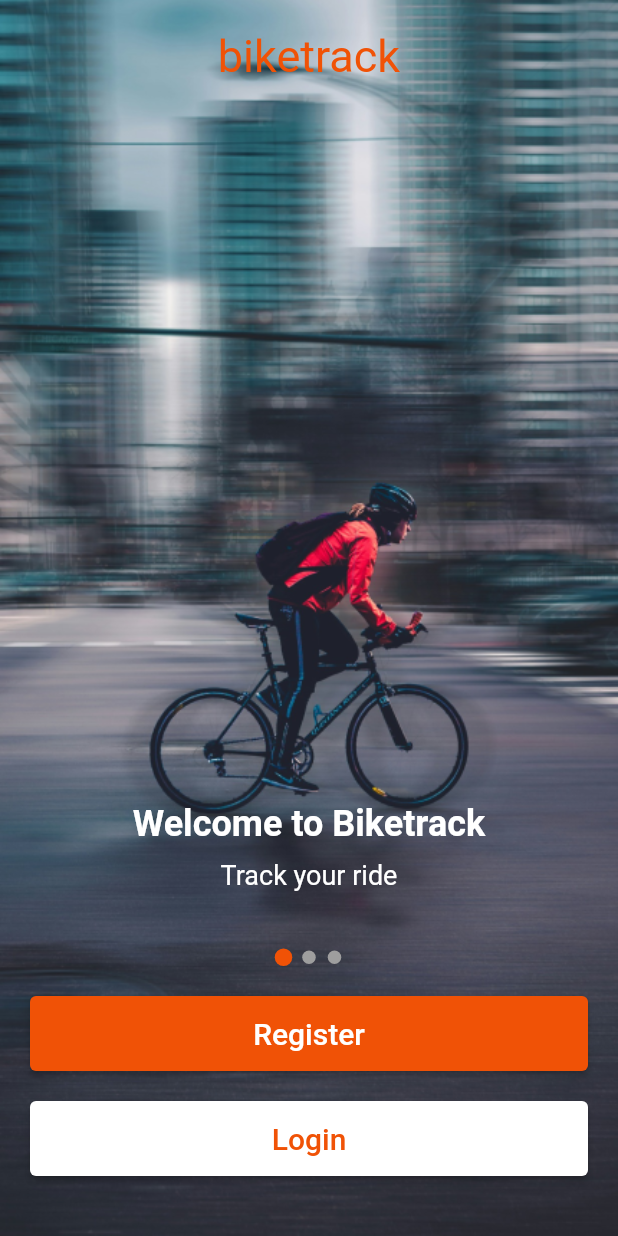
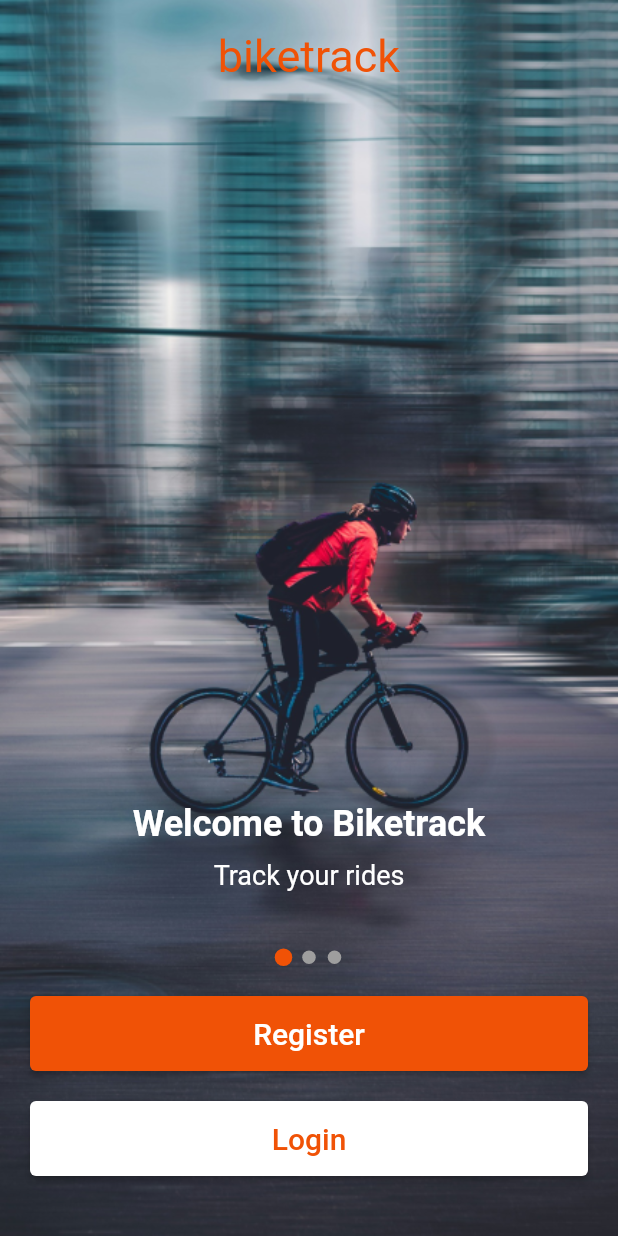
Before and after one commit to kamilawad/Bike-Track, a Flutter app: the screen it shows after launch, on a phone screen of 412 x 824 dp. Run offline on Flutter 3.47's test engine with Material 3 defaults, Android fonts, the light colour scheme and no system bars; drawn by our look-alikes of smooth_page_indicator; our stand-ins replace google_fonts; Roboto replaces fonts that are missing (Knewave).

Commit message:
frontend - add onboarding widget

```diff
--- a/mobile_flutter/lib/data/model/onboardingModel.dart
+++ b/mobile_flutter/lib/data/model/onboardingModel.dart
@@ -1,8 +1,8 @@
 class OnboardingModel {
   String title;
   String subTitle;
-  String image;
+  String imagePath;
   OnboardingModel(
-    {required this.title, required this.subTitle, required this.image}
+    {required this.title, required this.subTitle, required this.imagePath}
   );
 }
--- a/mobile_flutter/lib/data/static/onboardingdata.dart
+++ b/mobile_flutter/lib/data/static/onboardingdata.dart
@@ -4,18 +4,18 @@
     OnboardingModel(
       title: "Welcome to Biketrack",
       subTitle: "Track your rides",
-      image: "assets/onboarding1.png",
+      imagePath: "assets/onboarding2.png",
     ),
 
     OnboardingModel(
       title: "Welcome to Biketrack",
       subTitle: "Track your rides",
-      image: "assets/onboarding2.png",
+      imagePath: "assets/onboarding3.png",
     ),
 
     OnboardingModel(
       title: "Welcome to Biketrack",
       subTitle: "Track your rides",
-      image: "assets/onboarding2.png",
+      imagePath: "assets/onboarding1.png",
     ),
 ];
--- a/mobile_flutter/lib/screens/Onboarding/onboarding_screen.dart
+++ b/mobile_flutter/lib/screens/Onboarding/onboarding_screen.dart
@@ -1,5 +1,6 @@
 import 'package:flutter/material.dart';
-import 'package:google_fonts/google_fonts.dart';
+import 'package:mobile_flutter/data/static/onboardingdata.dart';
+import 'package:mobile_flutter/widgets/Onboarding/onboarding_widget.dart';
 import 'package:smooth_page_indicator/smooth_page_indicator.dart';
 
 class OnboardingScreen extends StatefulWidget {
@@ -21,96 +22,9 @@
             PageView(
               controller: _controller,
               children: [
-                Container(
-                  decoration: const BoxDecoration(
-                    image: DecorationImage(
-                      image: AssetImage("assets/onboarding2.png"),
-                      fit: BoxFit.cover,
-                    ),
-                  ),
-
-                  child: Column(
-                    mainAxisAlignment: MainAxisAlignment.spaceBetween,
-                    children: [
-                      Padding(
-                        padding: const EdgeInsets.only(top: 20),
-                        child: Text(
-                          'biketrack',
-                          style: GoogleFonts.knewave(
-                            fontSize: 30,
-                            color: const Color(0xFFF05206),
-                          ),
-                        ),
-                      ),
-                      Column(
-                        mainAxisAlignment: MainAxisAlignment.center,
-                        children: [
-                          const Text(
-                            "Welcome to Biketrack",
-                            style: TextStyle(
-                              fontSize: 24,
-                              fontWeight: FontWeight.bold,
-                              color: Colors.white,
-                            ),
-                          ),
-
-                          const SizedBox(height: 10),
-                          const Text(
-                            "Track your ride",
-                            style: TextStyle(
-                              fontSize: 18,
-                              color: Colors.white,
-                            ),
-                          ),
-
-                          const SizedBox(height: 70),
-                          ElevatedButton(
-                            onPressed: () {
-                              Navigator.of(context).popAndPushNamed("/signup");
-                            },
-                            style: ElevatedButton.styleFrom(
-                              minimumSize: Size(MediaQuery.of(context).size.width - 40, 50),
-                            ),
-                            child: const Text(
-                              "Register",
-                              style: TextStyle(
-                                fontSize: 20,
-                                fontWeight: FontWeight.w500,
-                              ),
-                            ),
-                          ),
-
-                          const SizedBox(height: 20),
-                          ElevatedButton(
-                            onPressed: () {
-                              Navigator.of(context).popAndPushNamed("/login");
-                            },
-                            style: ElevatedButton.styleFrom(
-                              minimumSize: Size(MediaQuery.of(context).size.width - 40, 50),
-                              backgroundColor: Colors.white,
-                            ),
-                            child: const Text(
-                              "Login",
-                              style: TextStyle(
-                                fontSize: 20,
-                                fontWeight: FontWeight.w500,
-                                color: Color(0xFFF05206),
-                              ),
-                            ),
-                          ),
-                          const SizedBox(height: 40),
-                        ],
-                      ),
-                    ],
-                  ),
-                ),
-
-                const Center(
-                  child: Text("page 2"),
-                ),
-                const Center(
-                  child: Text("page 3"),
-                ),
+                OnboardingWidget(model: onboarding[0]),
+                OnboardingWidget(model: onboarding[1]),
+                OnboardingWidget(model: onboarding[2]),
               ],
             ),
 
--- /dev/null
+++ b/mobile_flutter/lib/widgets/Onboarding/onboarding_widget.dart
@@ -0,0 +1,97 @@
+import 'package:flutter/material.dart';
+import 'package:google_fonts/google_fonts.dart';
+import 'package:mobile_flutter/data/model/onboardingModel.dart';
+
+class OnboardingWidget extends StatelessWidget {
+
+  final OnboardingModel model;
+
+  const OnboardingWidget({super.key, required this.model});
+
+  @override
+  Widget build(BuildContext context) {
+    return Container(
+      decoration: BoxDecoration(
+        image: DecorationImage(
+          image: AssetImage(model.imagePath),
+          fit: BoxFit.cover,
+        ),
+      ),
+
+      child: Column(
+        mainAxisAlignment: MainAxisAlignment.spaceBetween,
+        children: [
+          Padding(
+            padding: const EdgeInsets.only(top: 20),
+            child: Text(
+              'biketrack',
+              style: GoogleFonts.knewave(
+                fontSize: 30,
+                color: const Color(0xFFF05206),
+              ),
+            ),
+          ),
+          Column(
+            mainAxisAlignment: MainAxisAlignment.center,
+            children: [
+              Text(
+                model.title,
+                style: const TextStyle(
+                  fontSize: 24,
+                  fontWeight: FontWeight.bold,
+                  color: Colors.white,
+                ),
+              ),
+
+              const SizedBox(height: 10),
+              Text(
+                model.subTitle,
+                style: const TextStyle(
+                  fontSize: 18,
+                  color: Colors.white,
+                ),
+              ),
+
+              const SizedBox(height: 70),
+              ElevatedButton(
+                onPressed: () {
+                  Navigator.of(context).popAndPushNamed("/signup");
+                },
+                style: ElevatedButton.styleFrom(
+                  minimumSize: Size(MediaQuery.of(context).size.width - 40, 50),
+                ),
+                child: const Text(
+                  "Register",
+                  style: TextStyle(
+                    fontSize: 20,
+                    fontWeight: FontWeight.w500,
+                  ),
+                ),
+              ),
+
+              const SizedBox(height: 20),
+              ElevatedButton(
+                onPressed: () {
+                  Navigator.of(context).popAndPushNamed("/login");
+                },
+                style: ElevatedButton.styleFrom(
+                  minimumSize: Size(MediaQuery.of(context).size.width - 40, 50),
+                  backgroundColor: Colors.white,
+                ),
+                child: const Text(
+                  "Login",
+                  style: TextStyle(
+                    fontSize: 20,
+                    fontWeight: FontWeight.w500,
+                    color: Color(0xFFF05206),
+                  ),
+                ),
+              ),
+              const SizedBox(height: 40),
+            ],
+          ),
+        ],
+      ),
+    );
+  }
+}
```
